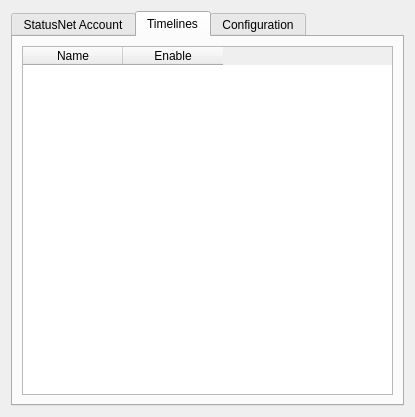
Above: microblogs/laconica/laconicaeditaccount_base.ui from KDE/choqok before the change. Below: the same form after it.
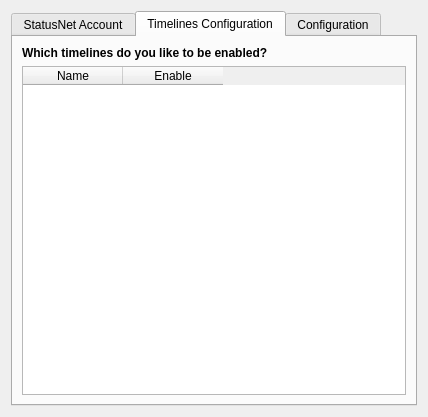
That is the form after the change. The open tabs and pages were chosen to show the change. Custom widgets are drawn as their Qt base class.

Commit message: Disabled Public and Favorite timelines by default! User can enable them at account configuration dialog! But when it's enabled, It's enabled! BUG:223743

```diff
--- a/microblogs/laconica/laconicaeditaccount_base.ui
+++ b/microblogs/laconica/laconicaeditaccount_base.ui
@@ -6,7 +6,7 @@
    <rect>
     <x>0</x>
     <y>0</y>
-    <width>415</width>
+    <width>428</width>
     <height>417</height>
    </rect>
   </property>
@@ -256,9 +256,22 @@
      </widget>
      <widget class="QWidget" name="tabTimelines">
       <attribute name="title">
-       <string>Timelines</string>
+       <string>Timelines Configuration</string>
       </attribute>
       <layout class="QVBoxLayout" name="verticalLayout_5">
+       <item>
+        <widget class="QLabel" name="label_6">
+         <property name="font">
+          <font>
+           <weight>75</weight>
+           <bold>true</bold>
+          </font>
+         </property>
+         <property name="text">
+          <string>Which timelines do you like to be enabled?</string>
+         </property>
+        </widget>
+       </item>
        <item>
         <widget class="QTableWidget" name="timelinesTable">
          <column>
```
The commit also changes 2 other files.
